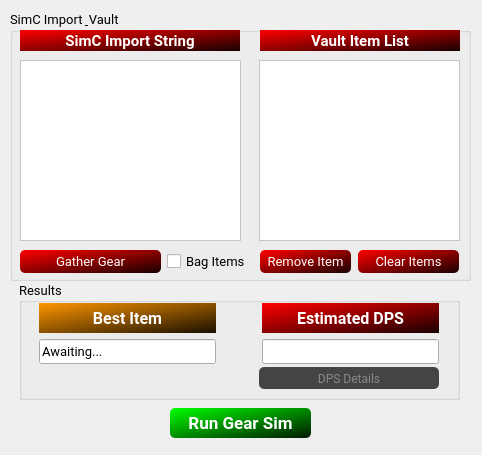
Qt form simc_import.ui (aformagin/SimCTopVaultGear) before a commit.
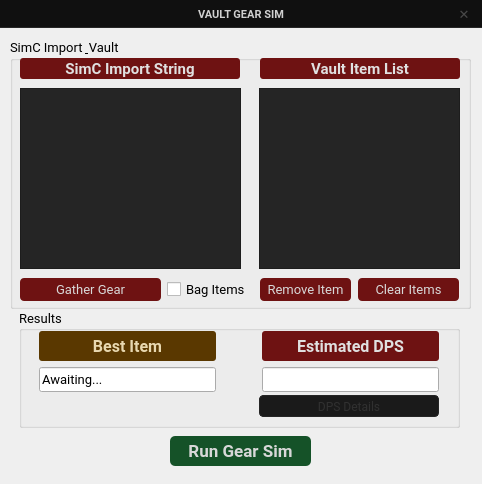
The same form after that commit.

Commit message: Apply dark theme and frameless title bar

```diff
--- a/simc_import.ui
+++ b/simc_import.ui
@@ -10,7 +10,7 @@
     <x>0</x>
     <y>0</y>
     <width>482</width>
-    <height>455</height>
+    <height>484</height>
    </rect>
   </property>
   <property name="sizePolicy">
@@ -22,13 +22,13 @@
   <property name="minimumSize">
    <size>
     <width>482</width>
-    <height>455</height>
+    <height>484</height>
    </size>
   </property>
   <property name="maximumSize">
    <size>
     <width>482</width>
-    <height>455</height>
+    <height>484</height>
    </size>
   </property>
   <property name="font">
@@ -43,11 +43,78 @@
    <string notr="true"/>
   </property>
   <widget class="QWidget" name="centralwidget">
+   <widget class="QWidget" name="titleBar">
+    <property name="geometry">
+     <rect>
+      <x>0</x>
+      <y>0</y>
+      <width>482</width>
+      <height>28</height>
+     </rect>
+    </property>
+    <property name="styleSheet">
+     <string notr="true">background: #101010; border-bottom: 1px solid #272727;</string>
+    </property>
+    <widget class="QLabel" name="titleLabel">
+     <property name="geometry">
+      <rect>
+       <x>0</x>
+       <y>0</y>
+       <width>482</width>
+       <height>28</height>
+      </rect>
+     </property>
+     <property name="font">
+      <font>
+       <family>Roboto</family>
+       <pointsize>8</pointsize>
+       <weight>75</weight>
+       <bold>true</bold>
+      </font>
+     </property>
+     <property name="styleSheet">
+      <string notr="true">color: #d0d0d0; background: transparent;</string>
+     </property>
+     <property name="text">
+      <string>VAULT GEAR SIM</string>
+     </property>
+     <property name="alignment">
+      <set>Qt::AlignCenter</set>
+     </property>
+    </widget>
+    <widget class="QPushButton" name="exitBtn">
+     <property name="geometry">
+      <rect>
+       <x>450</x>
+       <y>4</y>
+       <width>28</width>
+       <height>20</height>
+      </rect>
+     </property>
+     <property name="font">
+      <font>
+       <family>Roboto</family>
+       <pointsize>10</pointsize>
+       <weight>75</weight>
+       <bold>true</bold>
+      </font>
+     </property>
+     <property name="styleSheet">
+      <string notr="true">QPushButton {color: #484848; background: transparent; border: none; border-radius: 3px;}
+QPushButton:hover {color: white; background: #8b1515;}
+QPushButton:disabled {color: #242424; background: transparent;}
+QPushButton:hover:pressed {color: #aaaaaa; background: #5a0e0e;}</string>
+     </property>
+     <property name="text">
+      <string>✕</string>
+     </property>
+    </widget>
+   </widget>
    <widget class="QGroupBox" name="importBox">
     <property name="geometry">
      <rect>
       <x>10</x>
-      <y>10</y>
+      <y>38</y>
       <width>461</width>
       <height>271</height>
      </rect>
@@ -167,7 +234,7 @@
       </palette>
      </property>
      <property name="styleSheet">
-      <string notr="true">background: rgb(255,255,255)</string>
+      <string notr="true">background: #252525; color: #e0e0e0;</string>
      </property>
      <property name="acceptRichText">
       <bool>false</bool>
@@ -183,7 +250,7 @@
       </rect>
      </property>
      <property name="styleSheet">
-      <string notr="true">background: white</string>
+      <string notr="true">background: #252525; color: #e0e0e0;</string>
      </property>
      <property name="frameShape">
       <enum>QFrame::StyledPanel</enum>
@@ -207,8 +274,7 @@
       </font>
      </property>
      <property name="styleSheet">
-      <string notr="true">color: white;
-background:qlineargradient(spread:pad, x1:0, y1:0, x2:1, y2:1, stop:0 rgba(255, 0, 0, 255), stop:1 rgba(25, 0, 0, 255));</string>
+      <string notr="true">color: #e0e0e0; background: #6e1212; border-radius: 3px;</string>
      </property>
      <property name="text">
       <string>SimC Import String</string>
@@ -235,8 +301,7 @@
       </font>
      </property>
      <property name="styleSheet">
-      <string notr="true">color: white;
-background:qlineargradient(spread:pad, x1:0, y1:0, x2:1, y2:1, stop:0 rgba(255, 0, 0, 255), stop:1 rgba(25, 0, 0, 255));</string>
+      <string notr="true">color: #e0e0e0; background: #6e1212; border-radius: 3px;</string>
      </property>
      <property name="text">
       <string>Vault Item List</string>
@@ -258,12 +323,9 @@
       <cursorShape>ArrowCursor</cursorShape>
      </property>
      <property name="styleSheet">
-      <string notr="true">QPushButton {color: white;
-background:qlineargradient(spread:pad, x1:0, y1:0, x2:1, y2:1, stop:0 rgba(255, 0, 0, 255), stop:1 rgba(25, 0, 0, 255));
-border-radius: 5px;}
-QPushButton:hover:pressed {color: red;
-background:qlineargradient(spread:pad, x1:1, y1:0, x2:1, y2:1, stop:0 rgba(255, 0, 0, 255), stop:1 rgba(25, 0, 0, 255));
-border-radius: 5px;}
+      <string notr="true">QPushButton {color: #d8d8d8; background: #6e1212; border-radius: 4px; border: none;}
+QPushButton:hover {color: white; background: #922020;}
+QPushButton:hover:pressed {color: #bbbbbb; background: #4e0d0d;}
 
 </string>
      </property>
@@ -294,12 +356,9 @@
       </rect>
      </property>
      <property name="styleSheet">
-      <string notr="true">QPushButton {color: white;
-background:qlineargradient(spread:pad, x1:0, y1:0, x2:1, y2:1, stop:0 rgba(255, 0, 0, 255), stop:1 rgba(25, 0, 0, 255));
-border-radius: 5px;}
-QPushButton:hover:pressed {color: red;
-background:qlineargradient(spread:pad, x1:1, y1:0, x2:1, y2:1, stop:0 rgba(255, 0, 0, 255), stop:1 rgba(25, 0, 0, 255));
-border-radius: 5px;}
+      <string notr="true">QPushButton {color: #d8d8d8; background: #6e1212; border-radius: 4px; border: none;}
+QPushButton:hover {color: white; background: #922020;}
+QPushButton:hover:pressed {color: #bbbbbb; background: #4e0d0d;}
 
 </string>
      </property>
@@ -317,12 +376,9 @@
       </rect>
      </property>
      <property name="styleSheet">
-      <string notr="true">QPushButton {color: white;
-background:qlineargradient(spread:pad, x1:0, y1:0, x2:1, y2:1, stop:0 rgba(255, 0, 0, 255), stop:1 rgba(25, 0, 0, 255));
-border-radius: 5px;}
-QPushButton:hover:pressed {color: red;
-background:qlineargradient(spread:pad, x1:1, y1:0, x2:1, y2:1, stop:0 rgba(255, 0, 0, 255), stop:1 rgba(25, 0, 0, 255));
-border-radius: 5px;}
+      <string notr="true">QPushButton {color: #d8d8d8; background: #6e1212; border-radius: 4px; border: none;}
+QPushButton:hover {color: white; background: #922020;}
+QPushButton:hover:pressed {color: #bbbbbb; background: #4e0d0d;}
 
 </string>
      </property>
@@ -335,7 +391,7 @@
     <property name="geometry">
      <rect>
       <x>19</x>
-      <y>280</y>
+      <y>308</y>
       <width>441</width>
       <height>120</height>
      </rect>
@@ -382,8 +438,7 @@
            </font>
           </property>
           <property name="styleSheet">
-           <string notr="true">color: white;
-background:qlineargradient(spread:pad, x1:0, y1:0, x2:1, y2:1, stop:0 rgba(255, 150, 0, 255), stop:1 rgba(25, 15, 0, 255))</string>
+           <string notr="true">color: #e8d8b0; background: #5a3800; border-radius: 3px;</string>
           </property>
           <property name="text">
            <string>Best Item</string>
@@ -442,8 +497,7 @@
            </font>
           </property>
           <property name="styleSheet">
-           <string notr="true">color: white;
-background:qlineargradient(spread:pad, x1:0, y1:0, x2:1, y2:1, stop:0 rgba(255, 0, 0, 255), stop:1 rgba(25, 0, 0, 255))</string>
+           <string notr="true">color: #e0e0e0; background: #6e1212; border-radius: 3px;</string>
           </property>
           <property name="text">
            <string>Estimated DPS</string>
@@ -488,15 +542,10 @@
       </font>
      </property>
      <property name="styleSheet">
-      <string notr="true">QPushButton {color: white;
-background:qlineargradient(spread:pad, x1:0, y1:0, x2:1, y2:1, stop:0 rgba(0, 120, 215, 255), stop:1 rgba(0, 40, 100, 255));
-border-radius: 5px;}
-QPushButton:disabled {color: #888;
-background: #444;
-border-radius: 5px;}
-QPushButton:hover:pressed {color: white;
-background:qlineargradient(spread:pad, x1:1, y1:0, x2:1, y2:1, stop:0 rgba(0, 40, 100, 255), stop:1 rgba(0, 40, 100, 255));
-border-radius: 5px;}
+      <string notr="true">QPushButton {color: #c0d0e8; background: #0e2444; border-radius: 4px; border: none;}
+QPushButton:hover {color: white; background: #163a70;}
+QPushButton:disabled {color: #303030; background: #1a1a1a; border: 1px solid #252525;}
+QPushButton:hover:pressed {color: #aaaaaa; background: #091830;}
 
 </string>
      </property>
@@ -509,7 +558,7 @@
     <property name="geometry">
      <rect>
       <x>170</x>
-      <y>408</y>
+      <y>436</y>
       <width>141</width>
       <height>30</height>
      </rect>
@@ -523,12 +572,10 @@
      </font>
     </property>
     <property name="styleSheet">
-     <string notr="true">QPushButton {color: white;
-background:qlineargradient(spread:pad, x1:0, y1:0, x2:1, y2:1, stop:0 rgba(0, 255, 0, 255), stop:1 rgba(0, 25, 0, 255));
-border-radius: 5px;}
-QPushButton:hover:pressed {color: red;
-background:qlineargradient(spread:pad, x1:1, y1:0, x2:1, y2:1, stop:0 rgba(0, 25, 0, 255), stop:1 rgba(0,25, 0, 255));
-border-radius: 5px;}
+     <string notr="true">QPushButton {color: #d8d8d8; background: #155228; border-radius: 5px; border: none;}
+QPushButton:hover {color: white; background: #1d7038;}
+QPushButton:disabled {color: #3a3a3a; background: #1e1e1e; border: 1px solid #2a2a2a;}
+QPushButton:hover:pressed {color: #bbbbbb; background: #0e3a1c;}
 
 </string>
     </property>
```
The commit also changes 1 other file.
